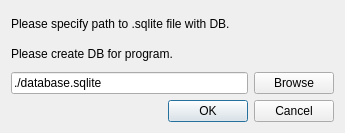
Qt form setupdialog.ui (stanislav888/AddressBook) before a commit.
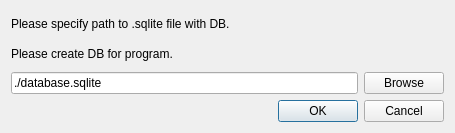
The same form after that commit.

Commit message: Changed width fot setup DB dialog

Diff of the .ui file:
```diff
--- a/setupdialog.ui
+++ b/setupdialog.ui
@@ -6,7 +6,7 @@
    <rect>
 	<x>0</x>
 	<y>0</y>
-	<width>345</width>
+    <width>455</width>
 	<height>133</height>
    </rect>
   </property>
```
Lines whose indentation alone changed are shown as unchanged.
